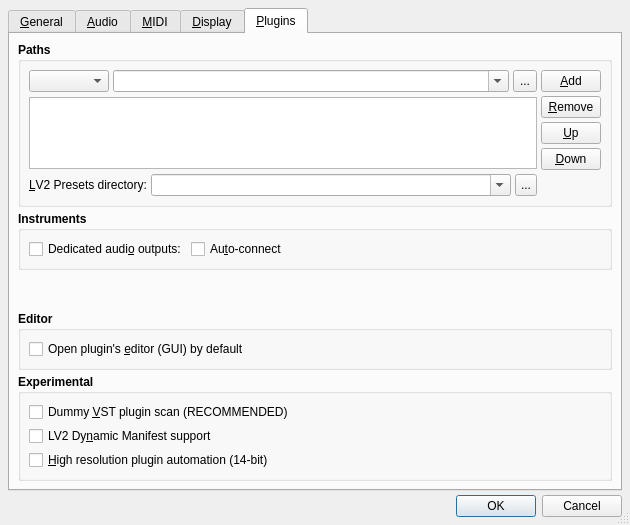
Qt form src/qtractorOptionsForm.ui (rncbc/qtractor) before a commit.
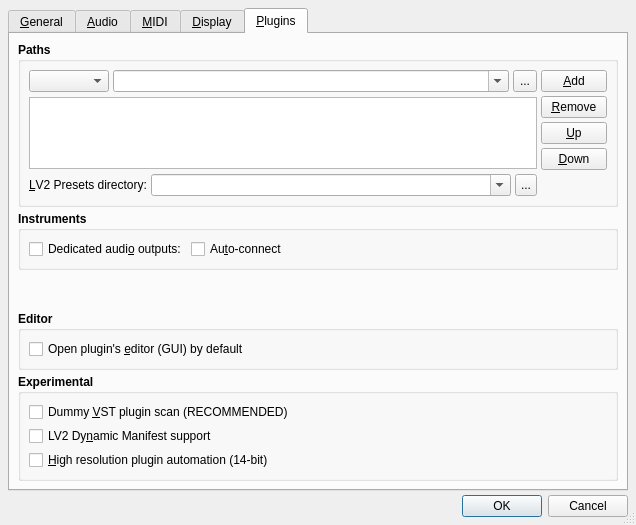
The same form after that commit. The open tabs and pages were chosen to show the change. Icons and pictures are not drawn.

```diff
--- a/src/qtractorOptionsForm.ui
+++ b/src/qtractorOptionsForm.ui
@@ -3155,7 +3155,7 @@
              <widget class="QToolButton" name="PluginPathAddToolButton">
               <property name="minimumSize">
                <size>
-                <width>60</width>
+                <width>66</width>
                 <height>22</height>
                </size>
               </property>
@@ -3216,7 +3216,7 @@
            <widget class="QToolButton" name="PluginPathRemoveToolButton">
             <property name="minimumSize">
              <size>
-              <width>60</width>
+              <width>66</width>
               <height>22</height>
              </size>
             </property>
@@ -3247,7 +3247,7 @@
            <widget class="QToolButton" name="PluginPathUpToolButton">
             <property name="minimumSize">
              <size>
-              <width>60</width>
+              <width>66</width>
               <height>22</height>
              </size>
             </property>
@@ -3278,7 +3278,7 @@
            <widget class="QToolButton" name="PluginPathDownToolButton">
             <property name="minimumSize">
              <size>
-              <width>60</width>
+              <width>66</width>
               <height>22</height>
              </size>
             </property>
```
Left out of the diff: 2 changed lines with no effect on the pictures.
